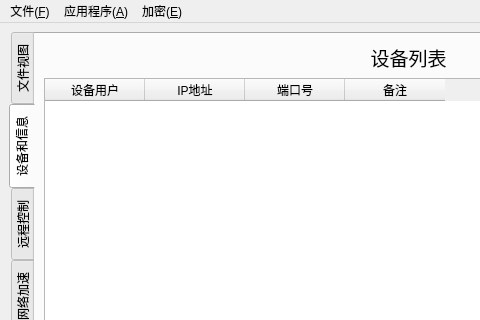
First picture: the form in mainwindow.ui, repository nnpyro1/SyncTunnel, before the edit; both pictures show x 0 to 480 and y 0 to 320 of the 793 by 591 pixel window.
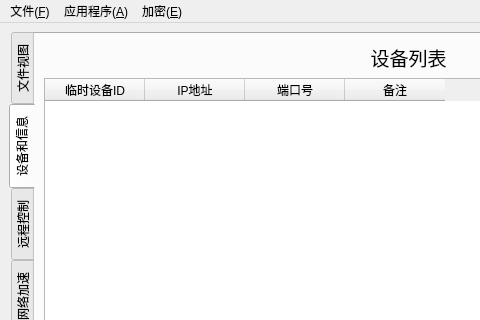
Second picture: the form after the edit. The open tabs and pages were chosen to show the change. Custom widgets are drawn as their Qt base class.

```diff
--- a/mainwindow.ui
+++ b/mainwindow.ui
@@ -271,7 +271,7 @@
           </attribute>
           <column>
            <property name="text">
-            <string>设备用户</string>
+            <string>临时设备ID</string>
            </property>
           </column>
           <column>
```
Left out of the diff: 2 changed lines with no effect on the pictures.
